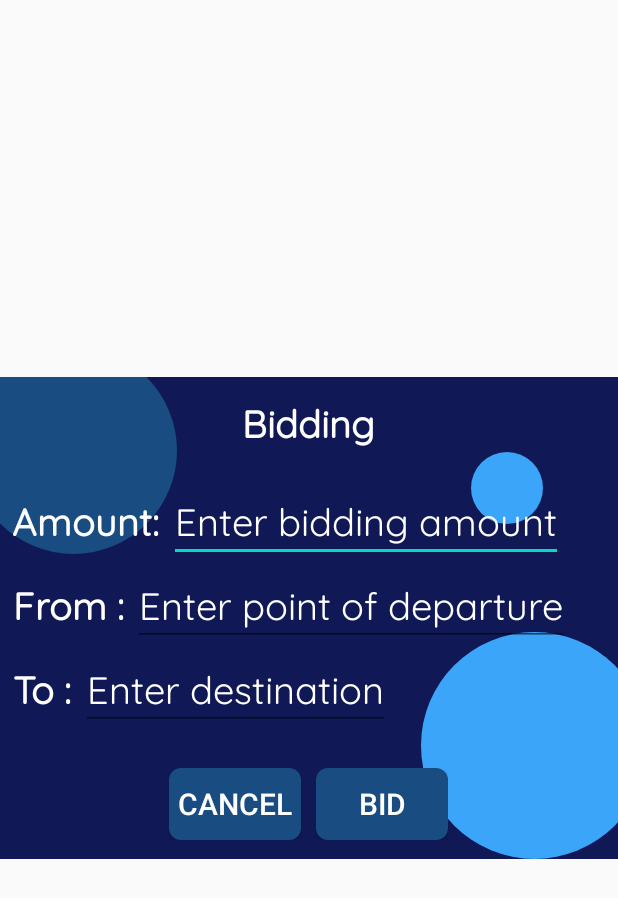
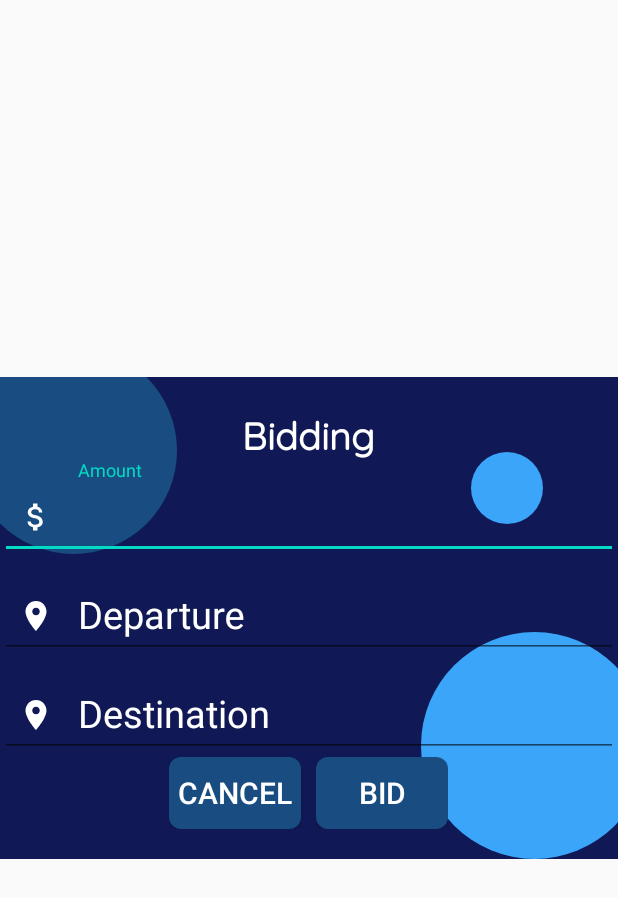
Before and after one commit to GloriaMuthumbi/CarppApp, an Android app: the layout custompop.xml on its own in the app's theme, with its tools: preview values and no code run, on a phone screen of 412 x 824 dp. Shown: the top 898 px of the screen. Run offline under Robolectric (Android 15) with nearby library versions, the phone set to English and light mode, and no system bars.

Commit message:
bidding-pop-up is done

```diff
--- a/app/build.gradle
+++ b/app/build.gradle
@@ -25,10 +25,10 @@ android {
 
 dependencies {
     implementation fileTree(dir: 'libs', include: ['*.jar'])
-
-    implementation 'androidx.appcompat:appcompat:1.1.0'
-    implementation 'androidx.constraintlayout:constraintlayout:1.1.3'
+    implementation 'androidx.appcompat:appcompat:1.2.0'
+    implementation 'androidx.constraintlayout:constraintlayout:2.0.1'
     testImplementation 'junit:junit:4.12'
-    androidTestImplementation 'androidx.test.ext:junit:1.1.1'
-    androidTestImplementation 'androidx.test.espresso:espresso-core:3.2.0'
+    androidTestImplementation 'androidx.test.ext:junit:1.1.2'
+    androidTestImplementation 'androidx.test.espresso:espresso-core:3.3.0'
+    implementation 'com.google.android.material:material:1.2.1'
 }
--- /dev/null
+++ b/app/src/main/res/drawable/ic_location.xml
@@ -0,0 +1,5 @@
+<vector android:height="24dp" android:tint="#FFFFFF"
+    android:viewportHeight="24" android:viewportWidth="24"
+    android:width="24dp" xmlns:android="http://schemas.android.com/apk/res/android">
+    <path android:fillColor="@android:color/white" android:pathData="M12,2C8.13,2 5,5.13 5,9c0,5.25 7,13 7,13s7,-7.75 7,-13c0,-3.87 -3.13,-7 -7,-7zM12,11.5c-1.38,0 -2.5,-1.12 -2.5,-2.5s1.12,-2.5 2.5,-2.5 2.5,1.12 2.5,2.5 -1.12,2.5 -2.5,2.5z"/>
+</vector>
--- /dev/null
+++ b/app/src/main/res/drawable/ic_money.xml
@@ -0,0 +1,5 @@
+<vector android:height="24dp" android:tint="#FFFFFF"
+    android:viewportHeight="24" android:viewportWidth="24"
+    android:width="24dp" xmlns:android="http://schemas.android.com/apk/res/android">
+    <path android:fillColor="@android:color/white" android:pathData="M11.8,10.9c-2.27,-0.59 -3,-1.2 -3,-2.15 0,-1.09 1.01,-1.85 2.7,-1.85 1.78,0 2.44,0.85 2.5,2.1h2.21c-0.07,-1.72 -1.12,-3.3 -3.21,-3.81V3h-3v2.16c-1.94,0.42 -3.5,1.68 -3.5,3.61 0,2.31 1.91,3.46 4.7,4.13 2.5,0.6 3,1.48 3,2.41 0,0.69 -0.49,1.79 -2.7,1.79 -2.06,0 -2.87,-0.92 -2.98,-2.1h-2.2c0.12,2.19 1.76,3.42 3.68,3.83V21h3v-2.15c1.95,-0.37 3.5,-1.5 3.5,-3.55 0,-2.84 -2.43,-3.81 -4.7,-4.4z"/>
+</vector>
--- a/app/src/main/res/layout/custompop.xml
+++ b/app/src/main/res/layout/custompop.xml
@@ -2,7 +2,7 @@
 <RelativeLayout xmlns:android="http://schemas.android.com/apk/res/android"
     android:layout_width="match_parent"
     android:layout_height="match_parent"
-    >
+    xmlns:app="http://schemas.android.com/apk/res-auto">
 
     <RelativeLayout
         android:layout_width="wrap_content"
@@ -53,98 +53,73 @@
             android:textStyle="bold"
             />
 
+            <com.google.android.material.textfield.TextInputLayout
+                android:id="@+id/amount_text"
+                android:layout_width="match_parent"
+                android:layout_height="wrap_content"
+                android:layout_below="@id/bid_title"
+                app:startIconDrawable="@drawable/ic_money"
+                app:startIconTint="@color/white"
+                >
 
-        <TableLayout
-            android:id="@+id/bid_table"
-            android:layout_width="match_parent"
-            android:layout_height="wrap_content"
-            android:paddingTop="20dp"
-            android:layout_below="@id/bid_title"
-            android:layout_marginBottom="25dp">
-
-            <TableRow
-                android:layout_width="match_parent"
-                android:layout_height="match_parent"
-                android:gravity="center_horizontal"
-                android:orientation="horizontal">
-
-                <TextView
-                    android:gravity="end"
-                    android:text="Amount: "
-                    android:fontFamily="@font/quicksand"
-                    android:textColor="@color/white"
+                <com.google.android.material.textfield.TextInputEditText
+                    android:layout_width="match_parent"
+                    android:layout_height="wrap_content"
+                    android:hint="Amount"
+                    android:textColorHint="@android:color/white"
                     android:textSize="25sp"
-                    android:textStyle="bold"/>
-
-                <EditText
-                    android:id="@+id/bid_amount"
-                    android:hint="Enter bidding amount"
-                    android:inputType="number"
-                    android:fontFamily="@font/quicksand"
-                    android:textColor="@color/white"
-                    android:textSize="25sp"
-                    android:textColorHint="@android:color/white" />
-
-            </TableRow>
-
-            <TableRow
-                android:layout_width="match_parent"
-                android:layout_height="match_parent"
-                android:gravity="center_horizontal"
-                android:orientation="horizontal">
-
-                <TextView
-                    android:gravity="end"
-                    android:text="From : "
-                    android:fontFamily="@font/quicksand"
-                    android:textColor="@color/white"
-                    android:textSize="25sp"
-                    android:textStyle="bold"/>
-
-                <EditText
-                    android:id="@+id/from_destination"
-                    android:hint="Enter point of departure"
-                    android:inputType="textPassword"
-                    android:fontFamily="@font/quicksand"
-                    android:textColor="@color/white"
-                    android:textSize="25sp"
-                    android:textColorHint="@android:color/white"
+                    android:inputType="numberDecimal"
+                    android:textColor="@android:color/white"
                     />
 
-            </TableRow>
+            </com.google.android.material.textfield.TextInputLayout>
 
-            <TableRow
+            <com.google.android.material.textfield.TextInputLayout
+                android:id="@+id/from_location"
                 android:layout_width="match_parent"
-                android:layout_height="match_parent"
-                android:gravity="center_horizontal"
-                android:orientation="horizontal">
+                android:layout_height="wrap_content"
+                android:layout_below="@id/amount_text"
+                app:startIconDrawable="@drawable/ic_location"
+                app:startIconTint="@color/white"
+                >
 
-                <TextView
-                    android:gravity="end"
-                    android:text="To : "
-                    android:fontFamily="@font/quicksand"
-                    android:textColor="@color/white"
+                <com.google.android.material.textfield.TextInputEditText
+                    android:layout_width="match_parent"
+                    android:layout_height="wrap_content"
+                    android:hint="Departure"
+                    android:textColorHint="@android:color/white"
                     android:textSize="25sp"
-                    android:textStyle="bold"/>
-
-                <EditText
-                    android:id="@+id/to_location"
-                    android:hint="Enter destination"
                     android:inputType="text"
-                    android:fontFamily="@font/quicksand"
-                    android:textColor="@color/white"
-                    android:textSize="25sp"
-                    android:textColorHint="@android:color/white"
+                    android:textColor="@android:color/white"
                     />
 
-            </TableRow>
-        </TableLayout>
+            </com.google.android.material.textfield.TextInputLayout>
+            <com.google.android.material.textfield.TextInputLayout
+                android:id="@+id/to_location"
+                android:layout_width="match_parent"
+                android:layout_height="wrap_content"
+                android:layout_below="@id/from_location"
+                app:startIconDrawable="@drawable/ic_location"
+                app:startIconTint="@color/white"
+                >
+
+                <com.google.android.material.textfield.TextInputEditText
+                    android:layout_width="match_parent"
+                    android:layout_height="wrap_content"
+                    android:hint="Destination"
+                    android:textColorHint="@color/white"
+                    android:textSize="25sp"
+                    android:inputType="text"
+                    android:textColor="@android:color/white"
+                    />
+
+            </com.google.android.material.textfield.TextInputLayout>
 
             <LinearLayout
                 android:layout_height="wrap_content"
                 android:layout_width="wrap_content"
                 android:orientation="horizontal"
-                android:layout_below="@id/bid_table"
+                android:layout_below="@id/to_location"
                 android:layout_centerHorizontal="true"
                 >
                 <Button
--- a/app/src/main/res/values/styles.xml
+++ b/app/src/main/res/values/styles.xml
@@ -6,6 +6,8 @@
         <item name="colorPrimary">@color/colorPrimary</item>
         <item name="colorPrimaryDark">@color/colorPrimaryDark</item>
         <item name="colorAccent">@color/colorAccent</item>
+
+        <item name="android:textColorHint">@color/white</item>
     </style>
 
     <style name="AppTheme.CustomTheme">
```
